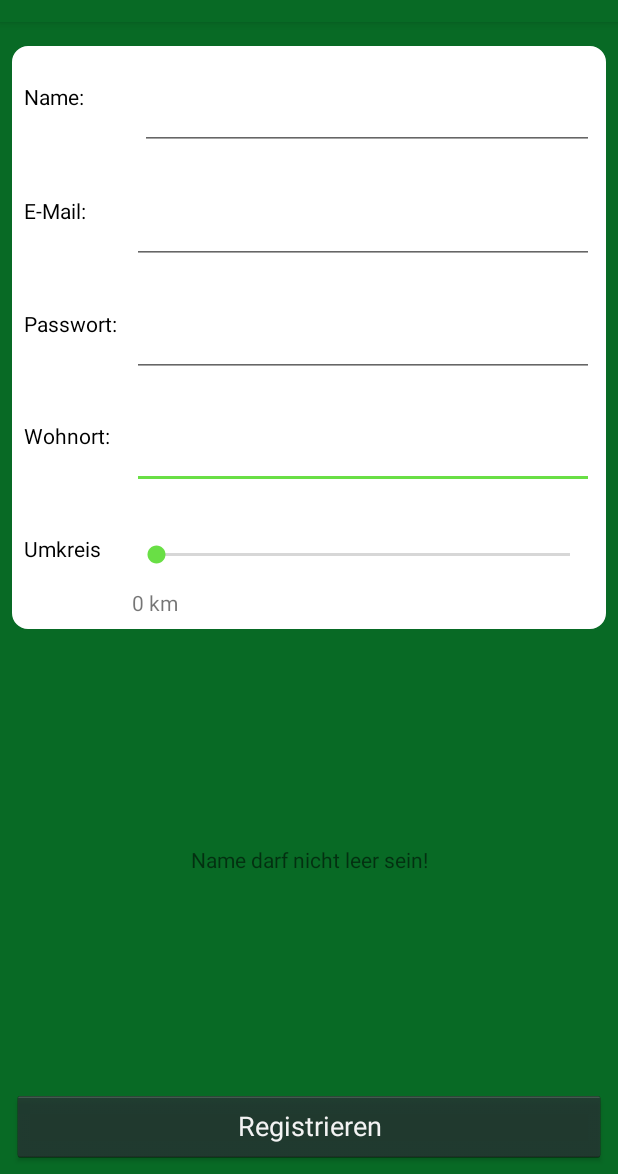
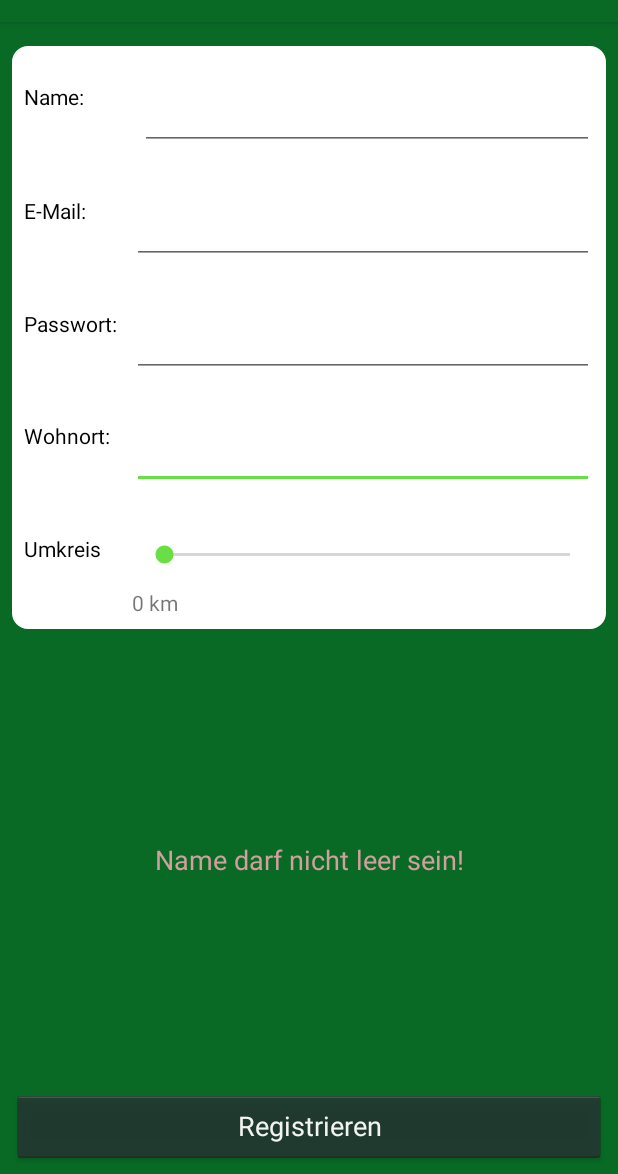
Before and after one commit to julianking1/Rentnertreff, an Android app: the Registrieren_Activity screen opened directly, with no data from a screen before it, after a tap on "Registrieren", on a phone screen of 412 x 824 dp, the part 62-1236 px from its top. Run offline under Robolectric (Android 15) with nearby library versions, the light colour scheme and no system bars.

Commit message:
Registrieren Fehlermeldung

```diff
--- a/app/src/main/java/com/example/julian/rentnertreff/Activities/Registrieren_Activity.java
+++ b/app/src/main/java/com/example/julian/rentnertreff/Activities/Registrieren_Activity.java
@@ -23,8 +23,6 @@ public class Registrieren_Activity extends AppCompatActivity {
     private EditText password;
     private EditText wohnort;
     private EditText name;
-    private int progressChanged;
-
     @Override
     protected void onCreate(Bundle savedInstanceState) {
         super.onCreate(savedInstanceState);
@@ -59,11 +57,12 @@ public class Registrieren_Activity extends AppCompatActivity {
         name = (EditText) findViewById(R.id.edit_register_name);
         wohnort =  (EditText) findViewById(R.id.edit_register_wohnort) ;
         email = (EditText) findViewById(R.id.edit_register_mail) ;
+        password = (EditText) findViewById(R.id.edit_register_password);
 
         button.setOnClickListener(new View.OnClickListener() {
             @Override
             public void onClick(View v) {
-                if (proofName(name.getText().toString()) && proofMail(email.getText().toString()) && proofPassword(password.getText().toString()) && proofLocation(wohnort.getText().toString())  && proofSurrounding(progressChanged)){
+                if (proofName(name.getText().toString()) && proofMail(email.getText().toString()) && proofPassword(password.getText().toString()) && proofLocation(wohnort.getText().toString())){
                     Intent intent = new Intent(Registrieren_Activity.this, MainActivity.class);
                     startActivity(intent);
                 }
@@ -111,18 +110,7 @@ public class Registrieren_Activity extends AppCompatActivity {
         if (location.length() > 0 ){
             return true;
         }else {
-            fehlermeldung.setText("Name darf nicht leer sein!");
-            return false;
-        }
-    }
-
-    public boolean proofSurrounding (int surronding){
-        fehlermeldung = (TextView) findViewById(R.id.register_fehlermeldung);
-
-        if (surronding > 0 ){
-            return true;
-        }else {
-            fehlermeldung.setText("Ein Umkreis von unter 1 km ist nicht empfehlenswert!");
+            fehlermeldung.setText("Wohnort darf nicht leer sein!");
             return false;
         }
     }
@@ -132,4 +120,5 @@ public class Registrieren_Activity extends AppCompatActivity {
 
 
 
+
 }
--- a/app/src/main/res/layout/activity_registrieren.xml
+++ b/app/src/main/res/layout/activity_registrieren.xml
@@ -33,7 +33,7 @@
             android:layout_marginStart="80dp"
             android:layout_marginTop="325dp"
             android:max="50"
-            android:progress="0"
+            android:progress="1"
             app:layout_constraintLeft_toLeftOf="parent"
             app:layout_constraintRight_toRightOf="parent"
             app:layout_constraintTop_toTopOf="parent" />
@@ -182,6 +182,8 @@
         android:layout_marginRight="8dp"
         android:layout_marginTop="8dp"
         android:textAlignment="center"
+        android:textColor="#d39e9e"
+        android:textSize="18sp"
         app:layout_constraintBottom_toTopOf="@+id/button_register_registrieren"
         app:layout_constraintLeft_toLeftOf="parent"
         app:layout_constraintRight_toRightOf="parent"
```
